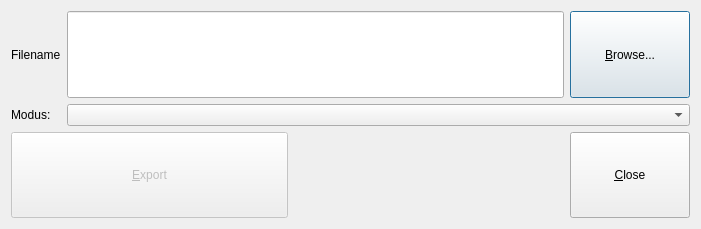
Qt form src/gui/src/ExportMidiDialog_UI.ui (hydrogen-music/hydrogen) before a commit.
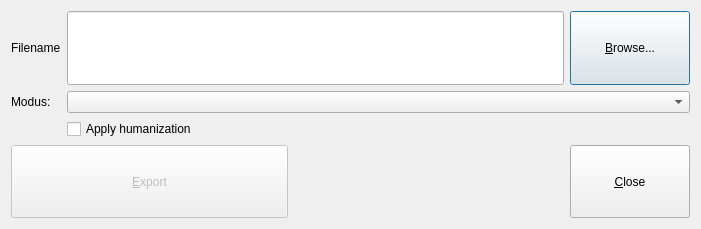
The same form after that commit.

Commit message:
ExportMidiDialog: allow to toggle humanization
this will either suppress all humanization and use the values set in the current song;

Patch:
```diff
--- a/src/gui/src/ExportMidiDialog_UI.ui
+++ b/src/gui/src/ExportMidiDialog_UI.ui
@@ -199,6 +199,13 @@
          </item>
         </layout>
        </item>
+       <item row="8" column="1">
+        <widget class="QCheckBox" name="humanizationCheckBox">
+         <property name="text">
+          <string>Apply humanization</string>
+         </property>
+        </widget>
+       </item>
       </layout>
      </item>
     </layout>
```
The commit also changes 22 other files.
